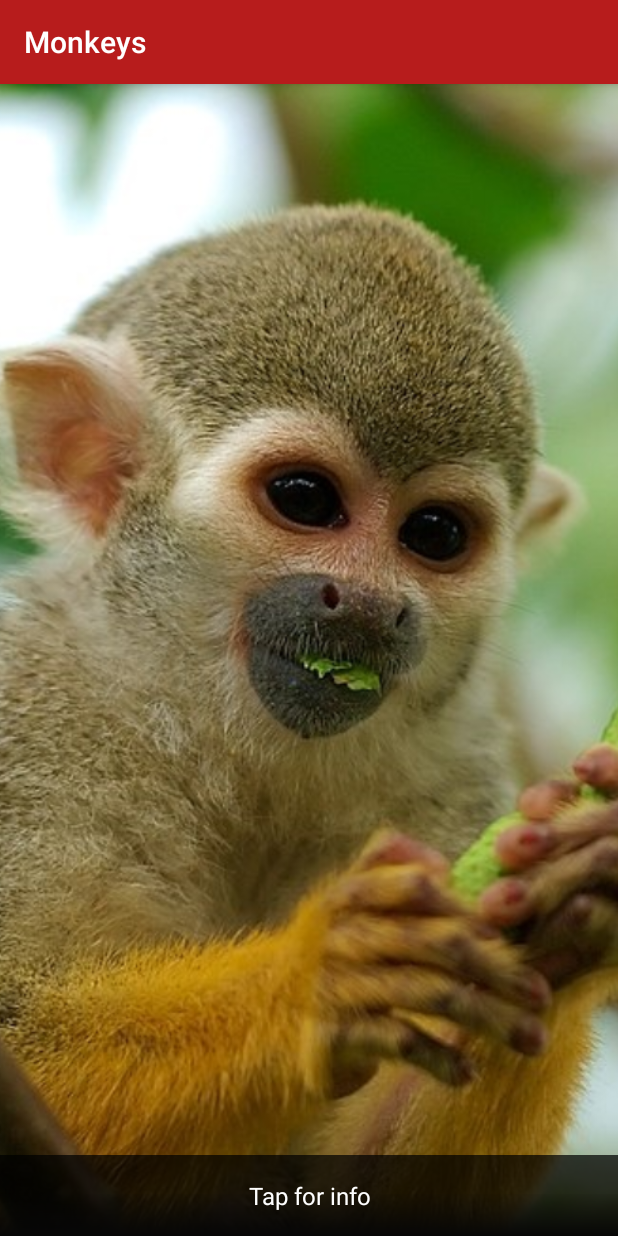
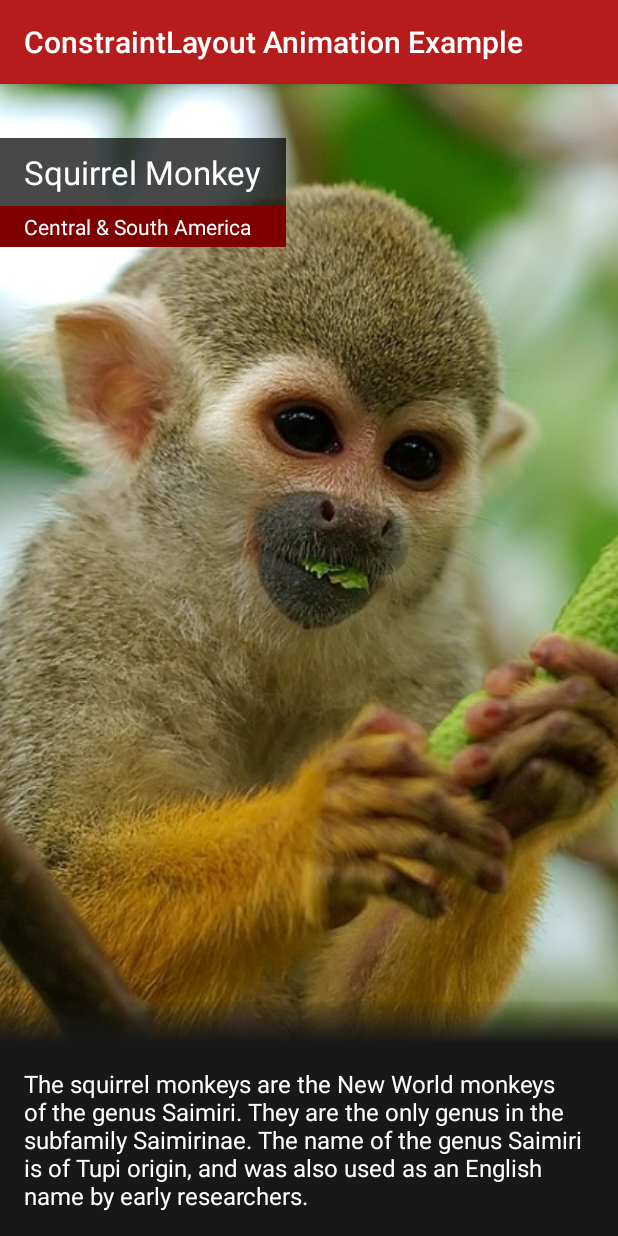
Before and after one commit to crehmann/ConstraintLayoutAnimation, an Android app: the screen it shows after launch (MonkeyActivity), on a phone screen of 412 x 824 dp. Run offline under Robolectric (Android 15) with nearby library versions, the phone set to English and light mode, and no system bars; libraries missing offline, so code that uses them is left out: animation.constrainlayout.sample.

```diff
--- a/app/build.gradle
+++ b/app/build.gradle
@@ -1,5 +1,6 @@
 apply plugin: 'com.android.application'
 apply plugin: 'kotlin-android'
+apply plugin: 'kotlin-android-extensions'
 
 android {
     compileSdkVersion 27
--- a/app/src/main/java/animation/constrainlayout/sample/com/constrainlayoutanimationdemo/MonkeyActivity.kt
+++ b/app/src/main/java/animation/constrainlayout/sample/com/constrainlayoutanimationdemo/MonkeyActivity.kt
@@ -1,40 +1,38 @@
 package animation.constrainlayout.sample.com.constrainlayoutanimationdemo
 
 import android.os.Bundle
-import android.support.constraint.ConstraintLayout
 import android.support.constraint.ConstraintSet
 import android.support.v4.view.animation.FastOutSlowInInterpolator
 import android.support.v7.app.AppCompatActivity
 import android.transition.ChangeBounds
 import android.transition.TransitionManager
-import android.view.View
+import kotlinx.android.synthetic.main.activity_monkey_detail.*
 
 class MonkeyActivity : AppCompatActivity() {
 
     override fun onCreate(savedInstanceState: Bundle?) {
         super.onCreate(savedInstanceState)
-        setContentView(R.layout.activity_monkey)
+        setContentView(R.layout.activity_monkey_detail)
         configureAnimation()
     }
 
     private fun configureAnimation() {
-        var targetConstraintsApplied = false
-        val layout = findViewById<ConstraintLayout>(R.id.layout)
+        var endConstraintSetApplied = false
 
         val transition = ChangeBounds()
         transition.interpolator = FastOutSlowInInterpolator()
 
-        val initialConstraints = ConstraintSet()
-        initialConstraints.clone(layout)
+        val startConstraintSet = ConstraintSet()
+        startConstraintSet.clone(constraintLayout)
 
-        val targetConstrains = ConstraintSet()
-        targetConstrains.clone(this, R.layout.activity_monkey_detail)
+        val endConstraintSet = ConstraintSet()
+        endConstraintSet.clone(this, R.layout.activity_monkey)
 
-        findViewById<View>(R.id.layout).setOnClickListener {
-            TransitionManager.beginDelayedTransition(layout, transition)
-            val constraint = if (targetConstraintsApplied) initialConstraints else targetConstrains
-            constraint.applyTo(layout)
-            targetConstraintsApplied = !targetConstraintsApplied
+        constraintLayout.setOnClickListener {
+            TransitionManager.beginDelayedTransition(constraintLayout, transition)
+            val constraint = if (endConstraintSetApplied) startConstraintSet else endConstraintSet
+            constraint.applyTo(constraintLayout)
+            endConstraintSetApplied = !endConstraintSetApplied
         }
     }
 }
--- a/app/src/main/res/layout/activity_monkey.xml
+++ b/app/src/main/res/layout/activity_monkey.xml
@@ -1,7 +1,7 @@
 <?xml version="1.0" encoding="utf-8"?>
 <android.support.constraint.ConstraintLayout xmlns:android="http://schemas.android.com/apk/res/android"
     xmlns:app="http://schemas.android.com/apk/res-auto"
-    android:id="@+id/layout"
+    android:id="@+id/constraintLayout"
     android:layout_width="match_parent"
     android:layout_height="match_parent">
 
@@ -19,6 +19,7 @@
     <TextView
         android:id="@+id/textView_title"
         style="@style/FloatingTitle"
+        android:layout_marginRight="@dimen/padding_small"
         android:layout_marginTop="36dp"
         android:text="Squirrel Monkey"
         app:layout_constraintRight_toLeftOf="@+id/image_background"
@@ -39,16 +40,6 @@
         app:layout_constraintBottom_toTopOf="@+id/textView_description" />
 
     <TextView
-        android:id="@+id/textView_info"
-        style="@style/DescriptionDark"
-        android:background="@color/backgroundDarkTransparent"
-        android:gravity="center"
-        android:text="Tap for info"
-        app:layout_constraintBottom_toBottomOf="parent"
-        app:layout_constraintEnd_toEndOf="parent"
-        app:layout_constraintStart_toStartOf="parent" />
-
-    <TextView
         android:id="@+id/textView_description"
         style="@style/DescriptionDark"
         android:text="The squirrel monkeys are the New World monkeys of the genus Saimiri. They are the only genus in the subfamily Saimirinae. The name of the genus Saimiri is of Tupi origin, and was also used as an English name by early researchers."
--- a/app/src/main/res/values/strings.xml
+++ b/app/src/main/res/values/strings.xml
@@ -1,3 +1,3 @@
 <resources>
-    <string name="app_name">Monkeys</string>
+    <string name="app_name">ConstraintLayout Animation Example</string>
 </resources>
--- a/build.gradle
+++ b/build.gradle
@@ -10,6 +10,7 @@ buildscript {
     dependencies {
         classpath 'com.android.tools.build:gradle:3.1.2'
         classpath "org.jetbrains.kotlin:kotlin-gradle-plugin:$kotlin_version"
+        classpath "org.jetbrains.kotlin:kotlin-android-extensions:$kotlin_version"
 
         // NOTE: Do not place your application dependencies here; they belong
         // in the individual module build.gradle files
```
Also changed, not shown: app/src/main/res/layout/activity_monkey_detail.xml (+2 -9 lines).
